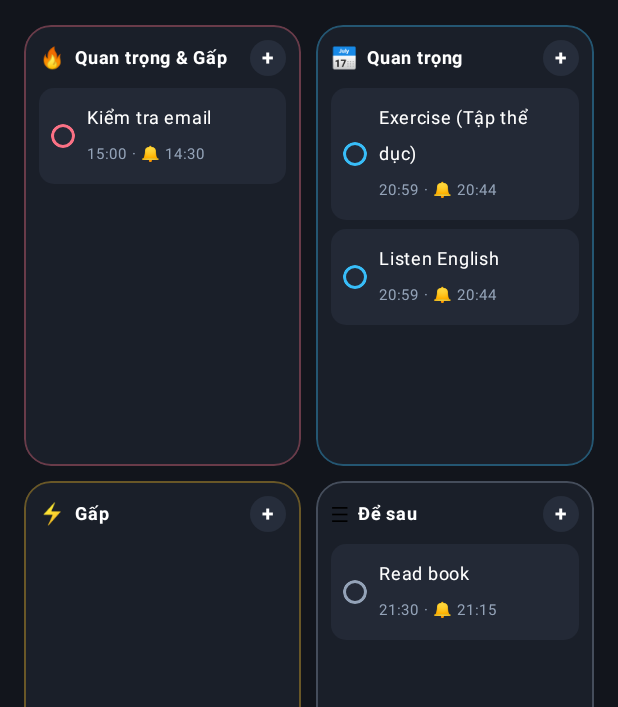
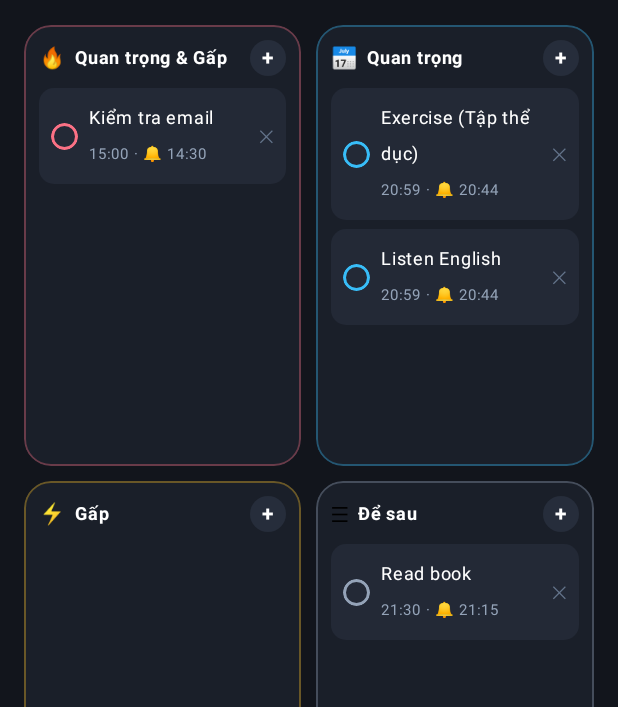
Before and after one commit to nightlostls/work-ota, an Android app built with Jetpack Compose: the screen it shows after launch (MainActivity), on a phone screen of 412 x 824 dp. Shown: the part 176-883 px from the top of the screen. Run offline under Robolectric (Android 15) with nearby library versions, the phone set to English and light mode, and no system bars; 1 statement that could not run was skipped.

Commit message:
v1.0.6: Fix cham ma tran, nut xoa & vong tron thong bao net

```diff
--- a/app/build.gradle.kts
+++ b/app/build.gradle.kts
@@ -13,8 +13,8 @@ android {
         applicationId = "com.work.app"
         minSdk = 26
         targetSdk = 37
-        versionCode = 6
-        versionName = "1.0.5"
+        versionCode = 7
+        versionName = "1.0.6"
 
         testInstrumentationRunner = "androidx.test.runner.AndroidJUnitRunner"
     }
--- a/app/src/main/java/com/work/app/MainActivity.kt
+++ b/app/src/main/java/com/work/app/MainActivity.kt
@@ -267,12 +267,12 @@ fun TasksTabView(
         if (viewMatrix) {
             Column(verticalArrangement = Arrangement.spacedBy(10.dp), modifier = Modifier.fillMaxSize()) {
                 Row(horizontalArrangement = Arrangement.spacedBy(10.dp), modifier = Modifier.weight(1f).fillMaxWidth()) {
-                    QuadrantCard(Quadrant.Q1, "🔥", tasks.filter { it.quadrant == Quadrant.Q1 }, doneIds, onToggleTask, onAddInQuad, Modifier.weight(1f).fillMaxHeight())
-                    QuadrantCard(Quadrant.Q2, "📅", tasks.filter { it.quadrant == Quadrant.Q2 }, doneIds, onToggleTask, onAddInQuad, Modifier.weight(1f).fillMaxHeight())
+                    QuadrantCard(Quadrant.Q1, "🔥", tasks.filter { it.quadrant == Quadrant.Q1 }, doneIds, onToggleTask, onAddInQuad, onDeleteTask, Modifier.weight(1f).fillMaxHeight())
+                    QuadrantCard(Quadrant.Q2, "📅", tasks.filter { it.quadrant == Quadrant.Q2 }, doneIds, onToggleTask, onAddInQuad, onDeleteTask, Modifier.weight(1f).fillMaxHeight())
                 }
                 Row(horizontalArrangement = Arrangement.spacedBy(10.dp), modifier = Modifier.weight(1f).fillMaxWidth()) {
-                    QuadrantCard(Quadrant.Q3, "⚡", tasks.filter { it.quadrant == Quadrant.Q3 }, doneIds, onToggleTask, onAddInQuad, Modifier.weight(1f).fillMaxHeight())
-                    QuadrantCard(Quadrant.Q4, "☰", tasks.filter { it.quadrant == Quadrant.Q4 }, doneIds, onToggleTask, onAddInQuad, Modifier.weight(1f).fillMaxHeight())
+                    QuadrantCard(Quadrant.Q3, "⚡", tasks.filter { it.quadrant == Quadrant.Q3 }, doneIds, onToggleTask, onAddInQuad, onDeleteTask, Modifier.weight(1f).fillMaxHeight())
+                    QuadrantCard(Quadrant.Q4, "☰", tasks.filter { it.quadrant == Quadrant.Q4 }, doneIds, onToggleTask, onAddInQuad, onDeleteTask, Modifier.weight(1f).fillMaxHeight())
                 }
             }
         } else {
@@ -293,6 +293,7 @@ fun QuadrantCard(
     doneIds: Set<String>,
     onToggleTask: (String) -> Unit,
     onAddInQuad: (Quadrant) -> Unit,
+    onDeleteTask: (String) -> Unit,
     modifier: Modifier = Modifier
 ) {
     val accent = Color(quad.colorHex)
@@ -301,9 +302,14 @@ fun QuadrantCard(
             .clip(RoundedCornerShape(18.dp))
             .background(Color(0xFF1A1F29))
             .border(1.dp, accent.copy(alpha = 0.35f), RoundedCornerShape(18.dp))
+            .clickable { onAddInQuad(quad) }
             .padding(10.dp)
     ) {
-        Row(modifier = Modifier.fillMaxWidth(), horizontalArrangement = Arrangement.SpaceBetween, verticalAlignment = Alignment.CenterVertically) {
+        Row(
+            modifier = Modifier.fillMaxWidth().clickable { onAddInQuad(quad) },
+            horizontalArrangement = Arrangement.SpaceBetween,
+            verticalAlignment = Alignment.CenterVertically
+        ) {
             Row(verticalAlignment = Alignment.CenterVertically, modifier = Modifier.weight(1f)) {
                 Text(icon, fontSize = 14.sp)
                 Spacer(Modifier.width(5.dp))
@@ -317,7 +323,7 @@ fun QuadrantCard(
             }
         }
         Spacer(Modifier.height(8.dp))
-        LazyColumn(verticalArrangement = Arrangement.spacedBy(6.dp)) {
+        LazyColumn(verticalArrangement = Arrangement.spacedBy(6.dp), modifier = Modifier.weight(1f)) {
             items(items, key = { it.id }) { t ->
                 val done = doneIds.contains(t.id)
                 Row(
@@ -325,16 +331,20 @@ fun QuadrantCard(
                     verticalAlignment = Alignment.CenterVertically
                 ) {
                     Box(
-                        modifier = Modifier.size(16.dp).clip(CircleShape)
+                        modifier = Modifier.size(18.dp).clip(CircleShape)
                             .border(2.dp, if (done) Color(0xFF34D399) else accent, CircleShape)
-                            .background(if (done) Color(0xFF34D399) else Color.Transparent)
-                    )
-                    Spacer(Modifier.width(8.dp))
+                            .background(if (done) Color(0xFF34D399) else Color.Transparent),
+                        contentAlignment = Alignment.Center
+                    ) {
+                        if (done) Text("✓", color = Color(0xFF0F172A), fontSize = 11.sp, fontWeight = FontWeight.ExtraBold)
+                    }
+                    Spacer(Modifier.width(7.dp))
                     Column(Modifier.weight(1f)) {
                         Text(t.title, color = if (done) Color.Gray else Color.White, fontSize = 12.sp, maxLines = 2, overflow = TextOverflow.Ellipsis, textDecoration = if (done) TextDecoration.LineThrough else TextDecoration.None)
                         val rem = NoteReminderParser.computeReminderTime(t)
                         Text("${t.time ?: "Cả ngày"} · 🔔 ${rem ?: "--"}", fontSize = 10.sp, color = Color(0xFF94A3B8))
                     }
+                    Text("✕", color = Color(0xFF64748B), fontSize = 11.sp, modifier = Modifier.clickable { onDeleteTask(t.id) }.padding(start = 4.dp, top = 2.dp, bottom = 2.dp))
                 }
             }
         }
@@ -352,8 +362,11 @@ fun TaskRowCard(t: WorkTask, isDone: Boolean, onToggle: () -> Unit, onDelete: ()
         Box(
             modifier = Modifier.size(24.dp).clip(CircleShape)
                 .border(2.dp, if (isDone) Color(0xFF34D399) else accent, CircleShape)
-                .background(if (isDone) Color(0xFF34D399) else Color.Transparent)
-        )
+                .background(if (isDone) Color(0xFF34D399) else Color.Transparent),
+            contentAlignment = Alignment.Center
+        ) {
+            if (isDone) Text("✓", color = Color(0xFF0F172A), fontSize = 13.sp, fontWeight = FontWeight.ExtraBold)
+        }
         Spacer(Modifier.width(12.dp))
         Column(Modifier.weight(1f)) {
             Text(t.title, color = if (isDone) Color.Gray else Color.White, fontWeight = FontWeight.SemiBold, textDecoration = if (isDone) TextDecoration.LineThrough else TextDecoration.None)
--- a/app/src/main/res/drawable/circle_done.xml
+++ b/app/src/main/res/drawable/circle_done.xml
@@ -1,5 +1,5 @@
 <?xml version="1.0" encoding="utf-8"?>
 <shape xmlns:android="http://schemas.android.com/apk/res/android" android:shape="oval">
     <solid android:color="#FF34D399" />
-    <size android:width="22dp" android:height="22dp" />
+    <size android:width="18dp" android:height="18dp" />
 </shape>
--- a/app/src/main/res/drawable/circle_q1.xml
+++ b/app/src/main/res/drawable/circle_q1.xml
@@ -1,6 +1,6 @@
 <?xml version="1.0" encoding="utf-8"?>
 <shape xmlns:android="http://schemas.android.com/apk/res/android" android:shape="oval">
     <solid android:color="#00000000" />
-    <stroke android:width="2.5dp" android:color="#FFFB7185" />
-    <size android:width="22dp" android:height="22dp" />
+    <stroke android:width="2dp" android:color="#FFFB7185" />
+    <size android:width="18dp" android:height="18dp" />
 </shape>
--- a/app/src/main/res/drawable/circle_q2.xml
+++ b/app/src/main/res/drawable/circle_q2.xml
@@ -1,6 +1,6 @@
 <?xml version="1.0" encoding="utf-8"?>
 <shape xmlns:android="http://schemas.android.com/apk/res/android" android:shape="oval">
     <solid android:color="#00000000" />
-    <stroke android:width="2.5dp" android:color="#FF38BDF8" />
-    <size android:width="22dp" android:height="22dp" />
+    <stroke android:width="2dp" android:color="#FF38BDF8" />
+    <size android:width="18dp" android:height="18dp" />
 </shape>
--- a/app/src/main/res/drawable/circle_q3.xml
+++ b/app/src/main/res/drawable/circle_q3.xml
@@ -1,6 +1,6 @@
 <?xml version="1.0" encoding="utf-8"?>
 <shape xmlns:android="http://schemas.android.com/apk/res/android" android:shape="oval">
     <solid android:color="#00000000" />
-    <stroke android:width="2.5dp" android:color="#FFFBBF24" />
-    <size android:width="22dp" android:height="22dp" />
+    <stroke android:width="2dp" android:color="#FFFBBF24" />
+    <size android:width="18dp" android:height="18dp" />
 </shape>
--- a/app/src/main/res/drawable/circle_q4.xml
+++ b/app/src/main/res/drawable/circle_q4.xml
@@ -1,6 +1,6 @@
 <?xml version="1.0" encoding="utf-8"?>
 <shape xmlns:android="http://schemas.android.com/apk/res/android" android:shape="oval">
     <solid android:color="#00000000" />
-    <stroke android:width="2.5dp" android:color="#FF94A3B8" />
-    <size android:width="22dp" android:height="22dp" />
+    <stroke android:width="2dp" android:color="#FF94A3B8" />
+    <size android:width="18dp" android:height="18dp" />
 </shape>
```
Also changed, not shown: app/src/main/res/layout/notif_pinned_tasks.xml (+14 -13 lines).
